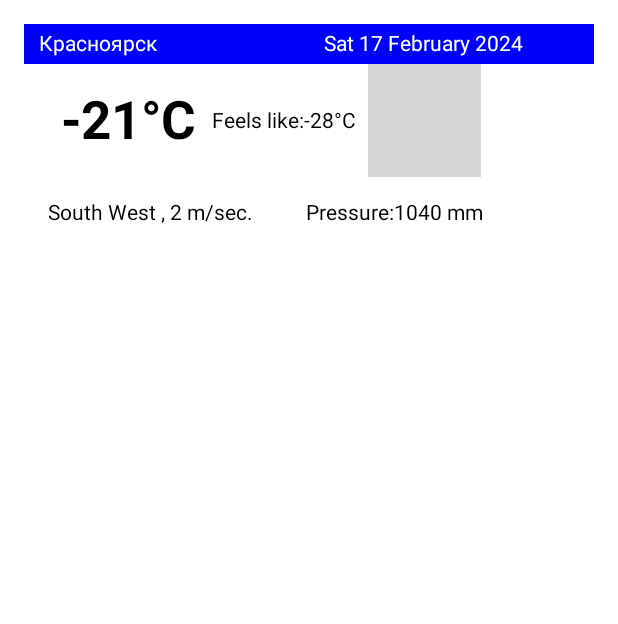
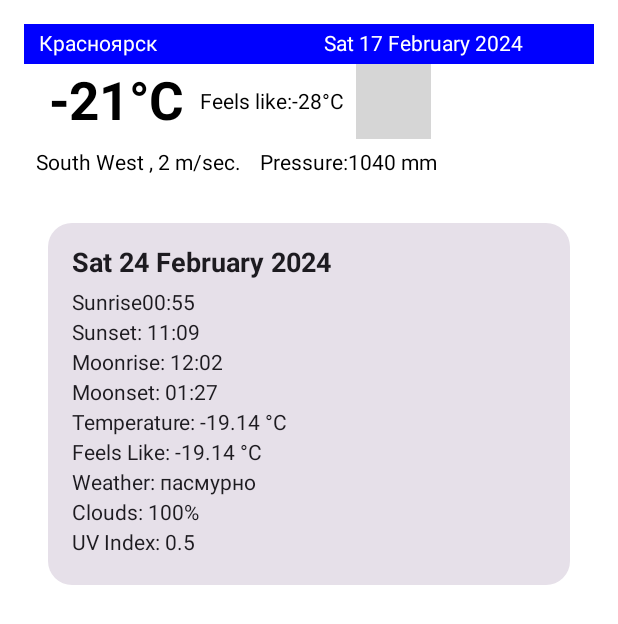
Before and after one commit to savelgmx/weatherforecast, an Android app built with Jetpack Compose: the @Preview function WeatherUISuccessPreview, on a phone screen of 412 x 824 dp. Shown: the top 624 px of the screen. Run offline under Robolectric (Android 15) with nearby library versions, the phone set to English and light mode, and no system bars; our stand-ins replace Dagger/Hilt's generated code; pictures from the network do not load; grey boxes are pictures that could not be loaded.

Commit message:
Enhanced data retrieved displaying. Now it shows like cards without overlapping //TODO localize card view and move composable into separate class

```diff
--- a/app/src/main/java/com/example/weatherforecast/MainActivity.kt
+++ b/app/src/main/java/com/example/weatherforecast/MainActivity.kt
@@ -1,14 +1,16 @@
 package com.example.weatherforecast
 
-import android.health.connect.datatypes.units.Temperature
+
 import android.os.Bundle
 import android.util.Log
 import androidx.activity.ComponentActivity
 import androidx.activity.compose.setContent
 import androidx.compose.foundation.background
+import androidx.compose.foundation.clickable
 import androidx.compose.foundation.layout.Arrangement
 import androidx.compose.foundation.layout.Box
 import androidx.compose.foundation.layout.Column
+import androidx.compose.foundation.layout.PaddingValues
 import androidx.compose.foundation.layout.Row
 import androidx.compose.foundation.layout.Spacer
 import androidx.compose.foundation.layout.fillMaxSize
@@ -16,10 +18,14 @@ import androidx.compose.foundation.layout.fillMaxWidth
 import androidx.compose.foundation.layout.height
 import androidx.compose.foundation.layout.padding
 import androidx.compose.foundation.layout.size
+import androidx.compose.foundation.lazy.LazyColumn
+import androidx.compose.foundation.shape.RoundedCornerShape
+import androidx.compose.material3.Card
 import androidx.compose.material3.CircularProgressIndicator
 import androidx.compose.material3.MaterialTheme
 import androidx.compose.material3.Surface
 import androidx.compose.material3.Text
+import androidx.compose.material3.darkColorScheme
 import androidx.compose.runtime.Composable
 import androidx.compose.runtime.LaunchedEffect
 import androidx.compose.runtime.State
@@ -37,8 +43,6 @@ import androidx.compose.ui.unit.dp
 import androidx.compose.ui.unit.sp
 import androidx.lifecycle.viewmodel.compose.viewModel
 import coil.compose.AsyncImage
-import coil.compose.rememberAsyncImagePainter
-import coil.compose.rememberImagePainter
 import com.example.weatherforecast.response.Clouds
 import com.example.weatherforecast.response.Coord
 import com.example.weatherforecast.response.Current
@@ -59,6 +63,20 @@ import com.example.weatherforecast.utils.AppConstants
 import com.example.weatherforecast.utils.Resource
 import com.example.weatherforecast.utils.WeatherUtils
 import dagger.hilt.android.AndroidEntryPoint
+
+import androidx.compose.foundation.lazy.LazyColumn
+import androidx.compose.foundation.lazy.items
+import androidx.compose.material.icons.Icons
+
+
+import androidx.compose.ui.graphics.Shape
+import androidx.compose.ui.unit.Dp
+import androidx.compose.ui.unit.dp
+
+
+
+
+
 
 @AndroidEntryPoint
 class MainActivity : ComponentActivity() {
@@ -100,8 +118,8 @@ class MainActivity : ComponentActivity() {
                     }
 
                     // Display a structured UI based on the state
-                    WeatherUI(weatherState)
-                    ForecastUI(forecatState)
+                    WeatherUI(weatherState,forecatState)
+                    //ForecastUI(forecatState)
                 }
             }
         }
@@ -114,32 +132,87 @@ fun ForecastUI(forecastState:Resource<ForecastResponse>){
 
     // Assuming forecastState contains the list of daily forecast data
     val dailyForecast = forecastState.data?.daily
+    val count = dailyForecast?.size ?: 0
 
-    Column(modifier = Modifier.padding(16.dp)) {
-        if (dailyForecast != null) {
-            dailyForecast.forEach { dayForecast ->
-                Text(
-                    text = "Date: ${WeatherUtils.updateDateToToday(dayForecast.dt)}\n" +
-                            "Sunrise: ${WeatherUtils.updateTime(dayForecast.sunrise)}\n" +
-                            "Sunset: ${WeatherUtils.updateTime(dayForecast.sunset)}\n" +
-                            "Moonrise: ${WeatherUtils.updateTime(dayForecast.moonrise)}\n" +
-                            "Moonset: ${WeatherUtils.updateTime(dayForecast.moonset)}\n" +
-                            "Temperature: ${dayForecast.temp.day} °C\n" +
-                            "Feels Like: ${dayForecast.feelsLike.day} °C\n" +
-                            "Weather: ${dayForecast.weather[0].description}\n" +
-                            "Clouds: ${dayForecast.clouds}%\n" +
-                            "UV Index: ${dayForecast.uvi}\n",
-
-                    modifier = Modifier.padding(8.dp)
-                )
+    LazyColumn(
+        modifier = Modifier.fillMaxSize(),
+        contentPadding = PaddingValues(horizontal = 16.dp, vertical = 16.dp)
+    ) {
+        items(count) { index ->
+            dailyForecast?.getOrNull(index)?.let { daily ->
+                ClickableDayForecastItem(daily = daily)
             }
         }
     }
 }
 
+
 @Composable
-fun WeatherUI(weatherState: Resource<WeatherResponse>) {
-    val iconurl=AppConstants.WEATHER_API_IMAGE_ENDPOINT
+fun ClickableDayForecastItem(daily: Daily) {
+    val localContext = LocalContext.current //To access the context within a Composable function,
+                            // use the LocalContext provided by Jetpack Compose
+                            //we need this context to load  string values form strings.xml
+    Card(
+        modifier = Modifier
+            .fillMaxWidth()
+            .padding(vertical = 8.dp)
+            .clickable {
+                // Handle click action, you can navigate to detailed info screen here
+                // or show detailed info in a bottom sheet or dialog
+            },
+        shape = RoundedCornerShape(16.dp),
+
+    ) {
+        Column(modifier = Modifier.padding(16.dp)) {
+            Text(
+                text = "${WeatherUtils.updateDateToToday(daily.dt)}",
+                fontWeight = FontWeight.Bold,
+                fontSize = 18.sp,
+                modifier = Modifier.padding(bottom = 8.dp)
+            )
+            Text(
+                text = localContext.getString(R.string.sunrise)+"${WeatherUtils.updateTime(daily.sunrise)}",
+                modifier = Modifier.padding(bottom = 4.dp)
+            )
+            Text(
+                text = "Sunset: ${WeatherUtils.updateTime(daily.sunset)}",
+                modifier = Modifier.padding(bottom = 4.dp)
+            )
+            Text(
+                text = "Moonrise: ${WeatherUtils.updateTime(daily.moonrise)}",
+                modifier = Modifier.padding(bottom = 4.dp)
+            )
+            Text(
+                text = "Moonset: ${WeatherUtils.updateTime(daily.moonset)}",
+                modifier = Modifier.padding(bottom = 4.dp)
+            )
+            Text(
+                text = "Temperature: ${daily.temp.day} °C",
+                modifier = Modifier.padding(bottom = 4.dp)
+            )
+            Text(
+                text = "Feels Like: ${daily.feelsLike.day} °C",
+                modifier = Modifier.padding(bottom = 4.dp)
+            )
+            Text(
+                text = "Weather: ${daily.weather[0].description}",
+                modifier = Modifier.padding(bottom = 4.dp)
+            )
+            Text(
+                text = "Clouds: ${daily.clouds}%",
+                modifier = Modifier.padding(bottom = 4.dp)
+            )
+            Text(
+                text = "UV Index: ${daily.uvi}",
+                modifier = Modifier.padding(bottom = 4.dp)
+            )
+        }
+    }
+}
+
+@Composable
+fun WeatherUI(weatherState: Resource<WeatherResponse>, forecastState: Resource<ForecastResponse>?) {
+    val iconurl = AppConstants.WEATHER_API_IMAGE_ENDPOINT
     Column(
         modifier = Modifier
             .fillMaxSize()
@@ -194,14 +267,14 @@ fun WeatherUI(weatherState: Resource<WeatherResponse>) {
                         text = " $temperature",
                         fontWeight = FontWeight.Bold,
                         fontSize = 35.sp,
-                        modifier = Modifier.padding(start = 16.dp)
+                        modifier = Modifier.padding(start = 8.dp)
                     )
                     Text(text = " $feels_like", modifier = Modifier.padding(8.dp))
                     AsyncImage(
                         model = "$iconurl$icon.png",
                         contentDescription = "Weather icon",
                         modifier = Modifier
-                            .size(75.dp) // Define your desired width and height
+                            .size(50.dp) // Define your desired width and height
                     )
                 }
 
@@ -209,14 +282,14 @@ fun WeatherUI(weatherState: Resource<WeatherResponse>) {
                     horizontalArrangement = Arrangement.Start,
                     verticalAlignment= Alignment.CenterVertically
                 ) {
-                    Text(text="$wind",Modifier.padding(16.dp))
+                    Text(text="$wind",Modifier.padding(8.dp))
 
-                    Text(text = " $pressure", modifier = Modifier.padding(16.dp))
+                    Text(text = " $pressure", modifier = Modifier.padding(1.dp))
 
                 }
 
-
-
+                // Include ForecastUI here
+                forecastState?.let { ForecastUI(it) }
             }
             is Resource.Loading -> {
                 CircularProgressIndicator()
@@ -236,9 +309,10 @@ fun WeatherUI(weatherState: Resource<WeatherResponse>) {
 @Composable
 fun WeatherUISuccessPreview() {
     val successState = Resource.Success(getMockWeatherResponse())
-    WeatherUI(successState)
- //   val successForecastState = Resource.Success(getMockForecastResponse())
-  //  ForecastUI(successForecastState)
+    val successForecastState = Resource.Success(getMockForecastResponse())
+
+    WeatherUI(successState,successForecastState)
+    // ForecastUI(successForecastState)
 }
 fun getMockWeatherResponse(): WeatherResponse {
     return WeatherResponse(
```
Lines whose indentation alone changed are shown as unchanged.
